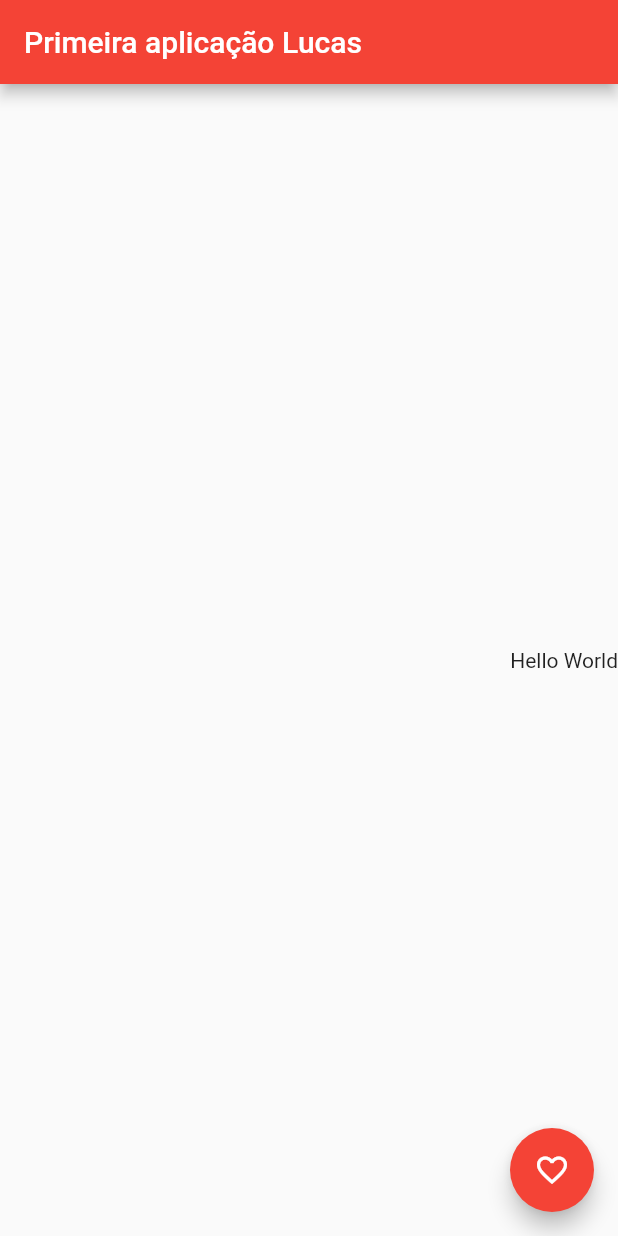
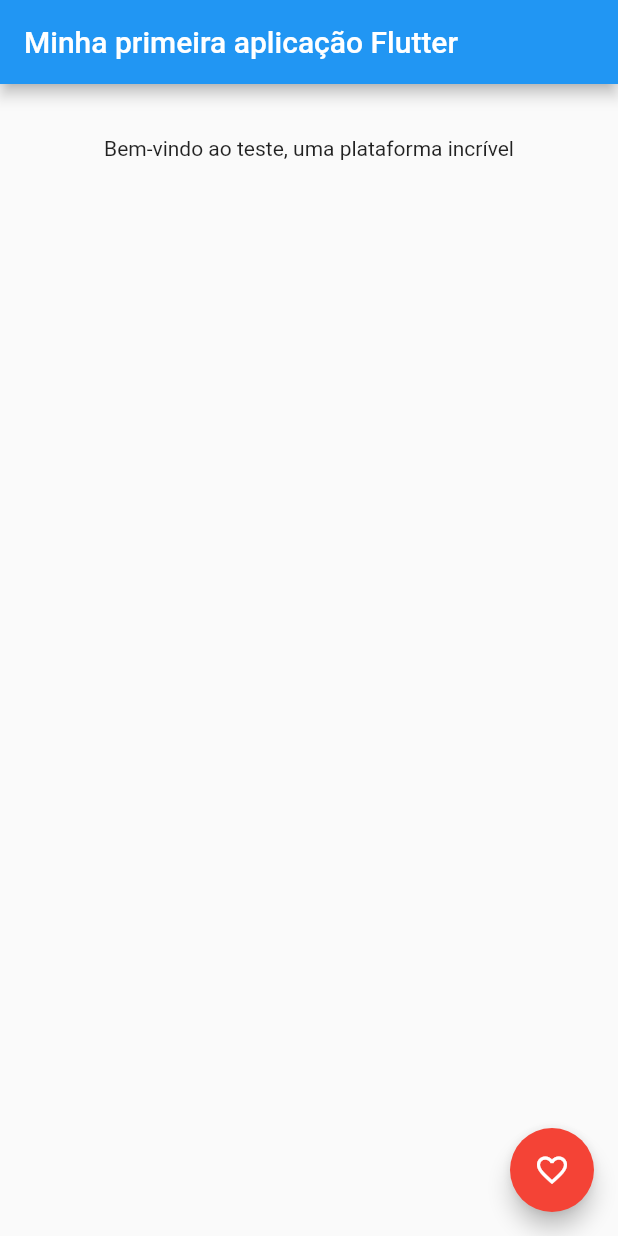
Before and after one commit to lucasfontinele/flutter_example, a Flutter app: the screen it shows after launch, after a tap on the "favorite outline" icon, on a phone screen of 412 x 824 dp. Run offline on Flutter 3.47's test engine with Material 2 defaults, Android fonts, the phone set to English and light mode, and no system bars.

Commit message:
Starts questions implementation

```diff
--- a/lib/main.dart
+++ b/lib/main.dart
@@ -1,4 +1,5 @@
 import 'package:flutter/material.dart';
+import 'widgets/question_main.dart';
 
 void main() {
   runApp(MyApp());
@@ -20,86 +21,91 @@ class MyApp extends StatelessWidget {
         // or simply save your changes to "hot reload" in a Flutter IDE).
         // Notice that the counter didn't reset back to zero; the application
         // is not restarted.
-        primarySwatch: Colors.red,
+        primarySwatch: Colors.blue,
         // This makes the visual density adapt to the platform that you run
         // the app on. For desktop platforms, the controls will be smaller and
         // closer together (more dense) than on mobile platforms.
         visualDensity: VisualDensity.adaptivePlatformDensity,
       ),
-      home: MyHomePage(title: 'Primeira aplicação Lucas'),
+      home: MyHomePage(title: 'Minha primeira aplicação Flutter', counterPressed: 0),
     );
   }
 }
 
 class MyHomePage extends StatefulWidget {
-  MyHomePage({Key key, this.title}) : super(key: key);
-
-  // This widget is the home page of your application. It is stateful, meaning
-  // that it has a State object (defined below) that contains fields that affect
-  // how it looks.
-
-  // This class is the configuration for the state. It holds the values (in this
-  // case the title) provided by the parent (in this case the App widget) and
-  // used by the build method of the State. Fields in a Widget subclass are
-  // always marked "final".
+  MyHomePage({Key key, this.title, this.counterPressed}) : super(key: key);
 
   final String title;
+
+  final int counterPressed;
 
   @override
   _MyHomePageState createState() => _MyHomePageState();
 }
 
 class _MyHomePageState extends State<MyHomePage> {
-  int _counter = 0;
+  int counterPressed = 0;
+  int currentQuestion = 0;
+  final List<Question> questions = [];
 
-  void _incrementCounter() {
-    setState(() {
-      // This call to setState tells the Flutter framework that something has
-      // changed in this State, which causes it to rerun the build method below
-      // so that the display can reflect the updated values. If we changed
-      // _counter without calling setState(), then the build method would not be
-      // called again, and so nothing would appear to happen.
-      _counter++;
+  List<Map<String, Object>> options = [
+    {
+      'title': 'Você gosta de uva?',
+      'answers': ['Sim', 'Não', 'Depende'],
+    },
+    {
+      'title': 'Você gosta de maçã?',
+      'answers': ['Sim', 'Não', 'Depende'],
+    },
+    {
+      'title': 'Você gosta de tomate?',
+      'answers': ['Sim', 'Não', 'Depende'],
+    }
+  ];
+
+  void incrementCounter() {
+    this.setState(() {
+      counterPressed++;
     });
+
+    // ignore: unnecessary_brace_in_string_interps
+    print('Você pressionou o botão $counterPressed vezes!');
   }
 
   @override
   Widget build(BuildContext context) {
-    // This method is rerun every time setState is called, for instance as done
-    // by the _incrementCounter method above.
-    //
-    // The Flutter framework has been optimized to make rerunning build methods
-    // fast, so that you can just rebuild anything that needs updating rather
-    // than having to individually change instances of widgets.
+    // List<Widget> questions = options[0]['answers'].map((t) => Question(t)).toList();
+
     return Scaffold(
       appBar: AppBar(
-        // Here we take the value from the MyHomePage object that was created by
-        // the App.build method, and use it to set our appbar title.
         title: Text(widget.title),
       ),
-      body: Center(
-          // Center is a layout widget. It takes a single child and positions it
-          // in the middle of the parent.
-          // child: Column(
-          //   mainAxisAlignment: MainAxisAlignment.start,
-          //   children: <Widget>[
-          //     Text(
-          //       'Você pressionou o botão:',
-          //     ),
-          //     Text(
-          //       '$_counter vezes',
-          //       style: Theme.of(context).textTheme.headline4,
-          //     ),
-          //   ],
-          // ),
-          child: Row(
-        mainAxisAlignment: MainAxisAlignment.end,
-        children: <Widget>[Text('Hello World')],
-      )),
+      body: Column(
+        children: <Widget>[
+          Row(
+            children: [
+              Container(
+                child: Text('Bem-vindo ao teste, uma plataforma incrível'),
+                margin: const EdgeInsets.only(top: 35.0, bottom: 20.0),
+              ),
+            ],
+            crossAxisAlignment: CrossAxisAlignment.center,
+            mainAxisAlignment: MainAxisAlignment.center,
+          ),
+          Column(
+            children: [
+              ...questions,
+            ],
+            mainAxisAlignment: MainAxisAlignment.start,
+            crossAxisAlignment: CrossAxisAlignment.start,
+          ),
+        ],
+      ),
       floatingActionButton: FloatingActionButton(
-        onPressed: _incrementCounter,
+        onPressed: () => incrementCounter(),
         tooltip: 'Increment',
         child: Icon(Icons.favorite_outline),
+        backgroundColor: Colors.red,
       ), // This trailing comma makes auto-formatting nicer for build methods.
     );
   }
```
Also changed, not shown: lib/widgets/question_main.dart (added, +41 -0 lines), 1 other file.
